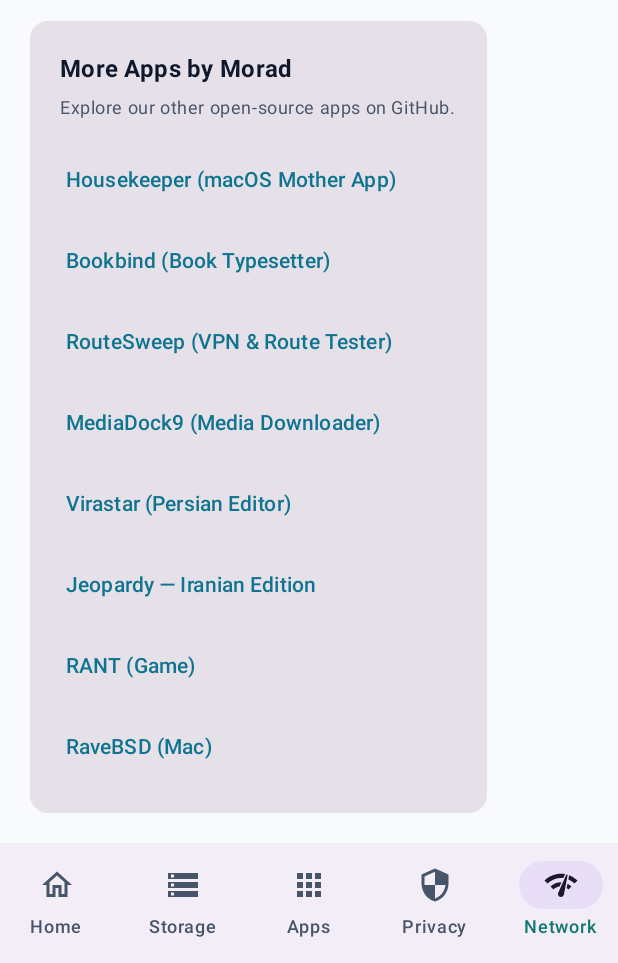
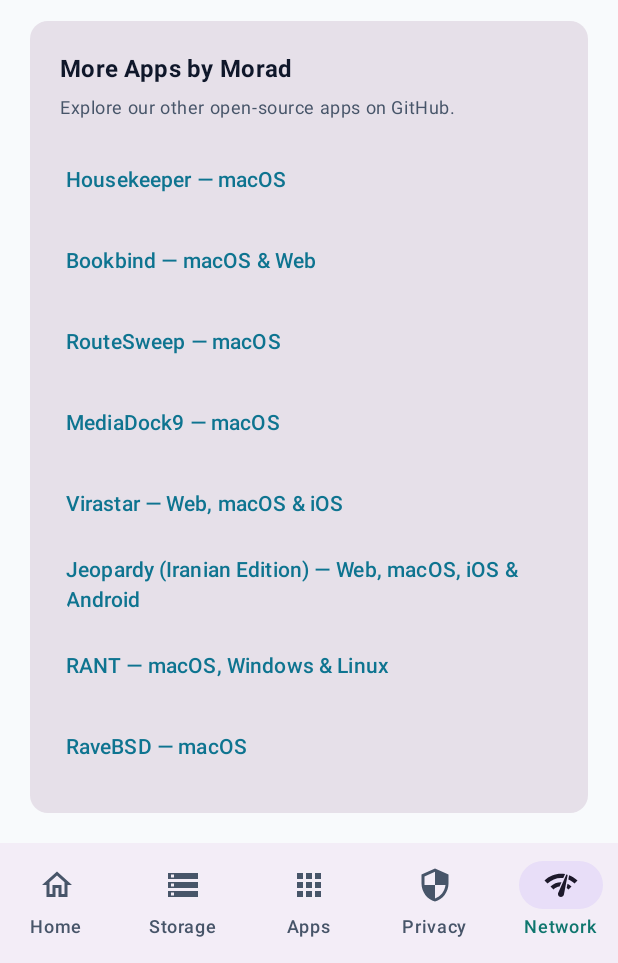
Before and after one commit to aghamorad/Housekeeper-Mini, an Android app built with Jetpack Compose: the screen it shows after launch (MainActivity), item 5 of the bottom bar chosen, scrolled down 354 dp, on a phone screen of 412 x 824 dp, the part 273-1236 px from its top. Run offline under Robolectric (Android 15) with nearby library versions, the phone set to English and light mode, and no system bars; 1 statement that could not run was skipped.

Commit message:
Label OS/platform for each app in More Apps by Morad

```diff
--- a/app/src/main/java/com/morad/housekeepermini/ui/Screens.kt
+++ b/app/src/main/java/com/morad/housekeepermini/ui/Screens.kt
@@ -766,14 +766,14 @@ fun NetworkScreen(
             val uriHandler = LocalUriHandler.current
             val otherApps = remember {
                 listOf(
-                    "Housekeeper (macOS Mother App)" to "https://github.com/aghamorad/Housekeeper",
-                    "Bookbind (Book Typesetter)" to "https://github.com/aghamorad/bookbind",
-                    "RouteSweep (VPN & Route Tester)" to "https://github.com/aghamorad/routesweep",
-                    "MediaDock9 (Media Downloader)" to "https://github.com/aghamorad/MediaDock9",
-                    "Virastar (Persian Editor)" to "https://github.com/aghamorad/virastar",
-                    "Jeopardy — Iranian Edition" to "https://github.com/aghamorad/jeopardy-iranian-edition",
-                    "RANT (Game)" to "https://github.com/aghamorad/rant-game",
-                    "RaveBSD (Mac)" to "https://github.com/aghamorad/RaveBSD-Mac"
+                    "Housekeeper — macOS" to "https://github.com/aghamorad/Housekeeper",
+                    "Bookbind — macOS & Web" to "https://github.com/aghamorad/bookbind",
+                    "RouteSweep — macOS" to "https://github.com/aghamorad/routesweep",
+                    "MediaDock9 — macOS" to "https://github.com/aghamorad/MediaDock9",
+                    "Virastar — Web, macOS & iOS" to "https://github.com/aghamorad/virastar",
+                    "Jeopardy (Iranian Edition) — Web, macOS, iOS & Android" to "https://github.com/aghamorad/jeopardy-iranian-edition",
+                    "RANT — macOS, Windows & Linux" to "https://github.com/aghamorad/rant-game",
+                    "RaveBSD — macOS" to "https://github.com/aghamorad/RaveBSD-Mac"
                 )
             }
             Card {
```
